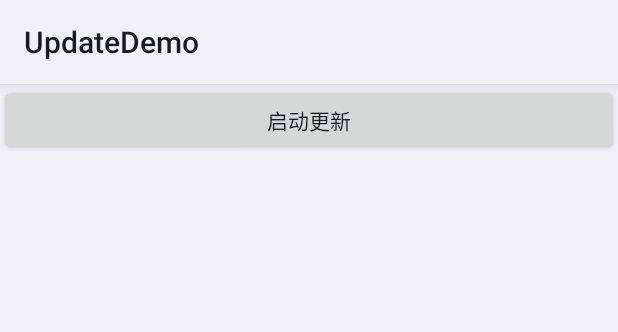
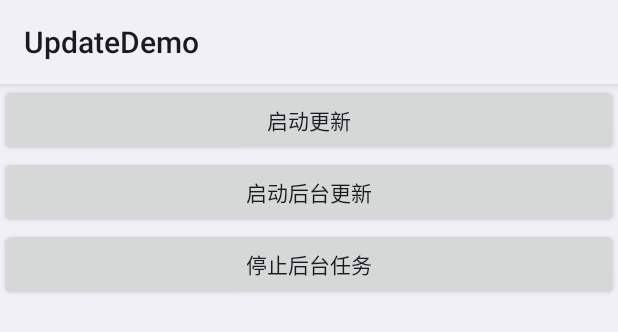
Before and after one commit to JasonLeeZJU/UpdateDemo, an Android app: the layout activity_base.xml on its own in the app's theme, with its tools: preview values and no code run, on a phone screen of 412 x 824 dp. Shown: the top 332 px of the screen. Run offline under Robolectric (Android 15) with nearby library versions, the phone set to English and light mode, and no system bars; network calls fail.

```diff
--- a/app/src/main/java/com/jason/framework/updatedemo/MyApplication.java
+++ b/app/src/main/java/com/jason/framework/updatedemo/MyApplication.java
@@ -25,7 +25,8 @@ public class MyApplication extends Application {
         ToastTool.init(this);
         UpdateConfig.getConfig()
                 // 必填：数据更新接口,url与checkEntity两种方式任选一种填写
-                .setUrl("https://raw.githubusercontent.com/yjfnypeu/UpdatePlugin/master/update.json")
+                //https://raw.githubusercontent.com/yjfnypeu/UpdatePlugin/master/update.json
+                .setUrl("https://raw.githubusercontent.com/JasonLeeZJU/UpdateDemo/master/update.json")
 //                .setCheckEntity(new CheckEntity().setMethod(HttpMethod.GET).setUrl("http://www.baidu.com"))
                 // 必填：用于从数据更新接口获取的数据response中。解析出Update实例。以便框架内部处理
                 .setUpdateParser(new UpdateParser() {
@@ -47,7 +48,7 @@ public class MyApplication extends Application {
                         // 此apk包是否为强制更新
                         update.setForced(false);
                         // 是否显示忽略此次版本更新按钮
-                        update.setIgnore(object.optBoolean("ignore_able",false));
+                        update.setIgnore(object.optBoolean("ignore_able",true));
                         return update;
                     }
                 })
--- a/app/src/main/java/com/jason/framework/updatedemo/SampleActivity.java
+++ b/app/src/main/java/com/jason/framework/updatedemo/SampleActivity.java
@@ -129,7 +129,7 @@ public class SampleActivity extends Activity {
 
     private UpdateConfig createNewConfig() {
         return UpdateConfig.createConfig()
-                .setUrl("http://192.168.15.36/Update/update.json")
+                .setUrl("https://raw.githubusercontent.com/JasonLeeZJU/UpdateDemo/master/update.json")
                 .setUpdateParser(new UpdateParser() {
                     @Override
                     public Update parse(String httpResponse) throws Exception {
--- a/app/src/main/res/layout/activity_base.xml
+++ b/app/src/main/res/layout/activity_base.xml
@@ -16,4 +16,16 @@
         android:layout_width="match_parent"
         android:layout_height="wrap_content" />
 
+    <Button
+        android:id="@+id/start_background_update"
+        android:layout_width="match_parent"
+        android:layout_height="wrap_content"
+        android:text="@string/start_background_update" />
+
+    <Button
+        android:id="@+id/stop_background_update"
+        android:layout_width="match_parent"
+        android:layout_height="wrap_content"
+        android:text="@string/stop_background_update" />
+
 </LinearLayout>
```
Also changed, not shown: app/src/main/java/com/jason/framework/updatedemo/BaseActivity.java (+92 -1 lines), 1 other file.
